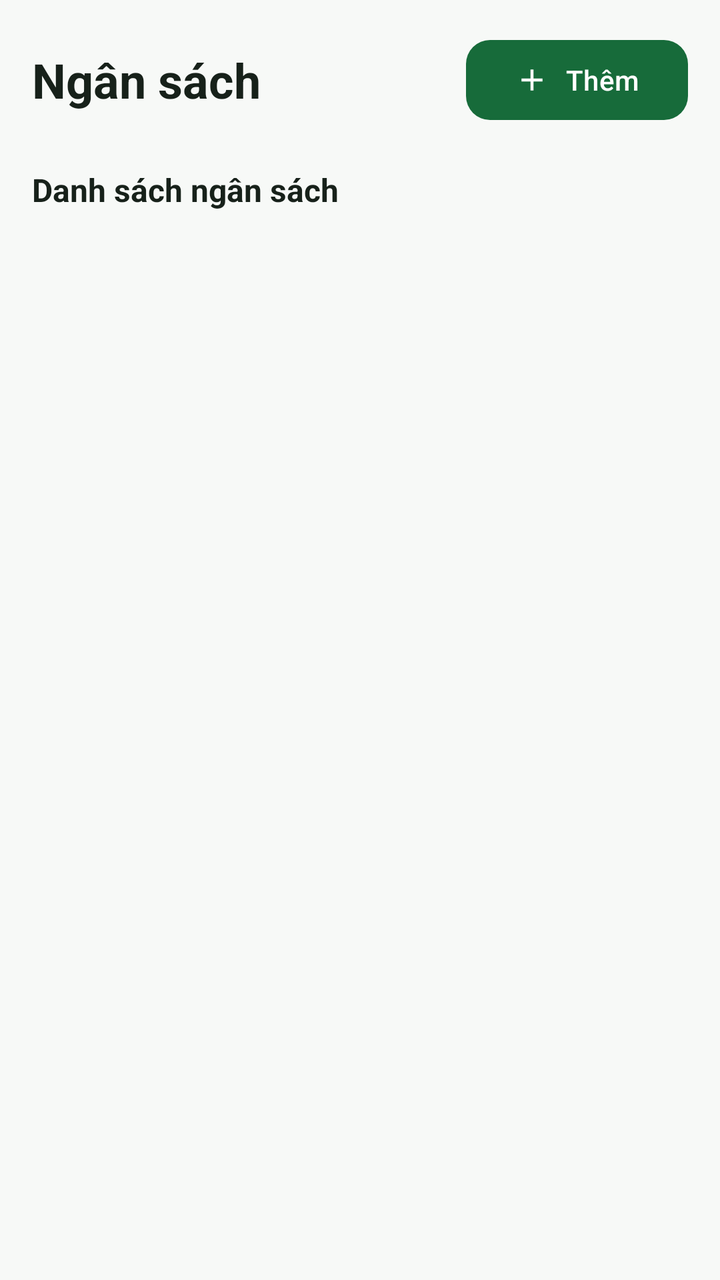
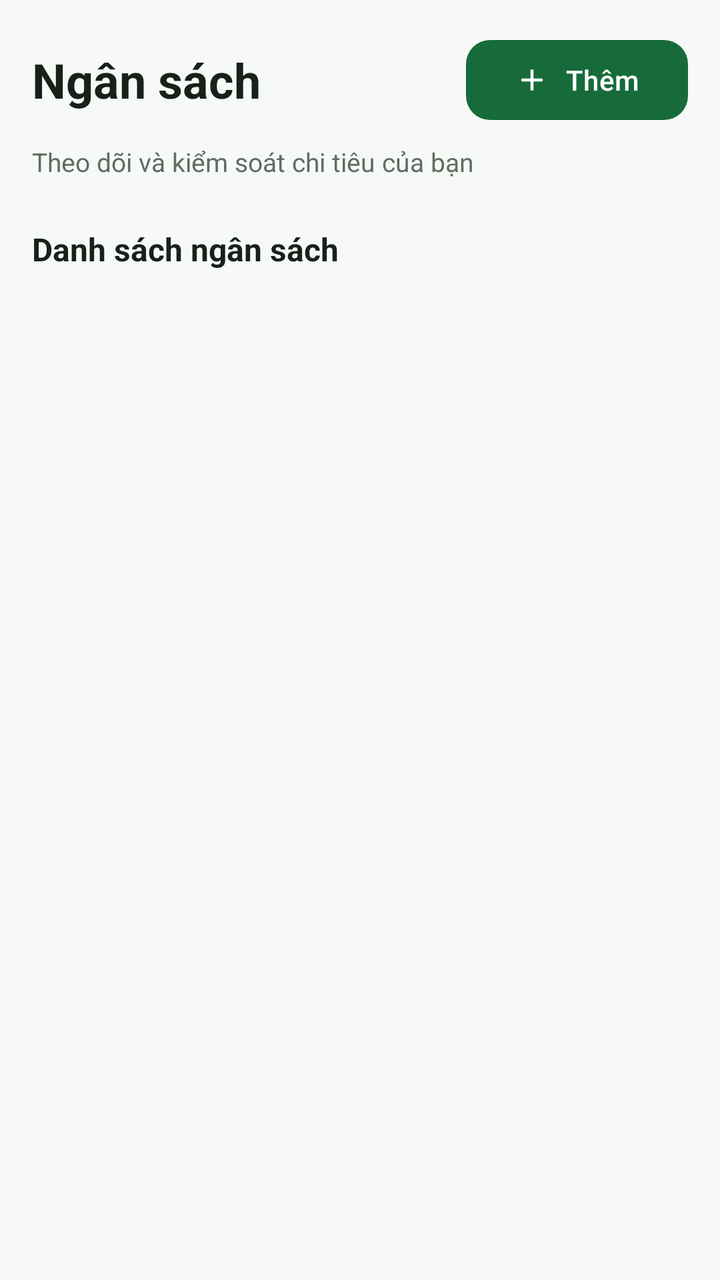

Two renders of the same Android screen: before a commit and after it. Below are the layout's source before the change and the commit's diff.
<!-- AndroidManifest.xml: application theme Theme.ExpenseTracker -->
<!-- res/layout/fragment_budgets.xml -->
<?xml version="1.0" encoding="utf-8"?>
<androidx.core.widget.NestedScrollView
    xmlns:android="http://schemas.android.com/apk/res/android"
    xmlns:app="http://schemas.android.com/apk/res-auto"
    android:layout_width="match_parent"
    android:layout_height="match_parent"
    android:background="@color/light_background"
    android:fillViewport="true">

    <LinearLayout
        android:layout_width="match_parent"
        android:layout_height="wrap_content"
        android:orientation="vertical"
        android:padding="16dp">

        <LinearLayout
            android:layout_width="match_parent"
            android:layout_height="48dp"
            android:gravity="center_vertical"
            android:orientation="horizontal">

            <TextView
                android:id="@+id/tvBudgetTitle"
                android:layout_width="0dp"
                android:layout_height="wrap_content"
                android:layout_weight="1"
                android:text="Ngân sách"
                android:textColor="@color/light_text_primary"
                android:textSize="24sp"
                android:textStyle="bold" />

            <com.google.android.material.button.MaterialButton
                android:id="@+id/btnAddBudget"
                android:layout_width="wrap_content"
                android:layout_height="48dp"
                android:text="Thêm"
                android:textColor="@color/light_surface"
                android:textSize="14sp"
                app:backgroundTint="@color/primary_green"
                app:cornerRadius="12dp"
                app:icon="@drawable/ic_add"
                app:iconTint="@color/light_surface" />

        </LinearLayout>

        <TextView
            android:layout_width="match_parent"
            android:layout_height="wrap_content"
            android:layout_marginTop="20dp"
            android:text="Danh sách ngân sách"
            android:textColor="@color/light_text_primary"
            android:textSize="16sp"
            android:textStyle="bold" />

        <LinearLayout
            android:id="@+id/budgetList"
            android:layout_width="match_parent"
            android:layout_height="wrap_content"
            android:layout_marginTop="8dp"
            android:orientation="vertical" />

    </LinearLayout>

</androidx.core.widget.NestedScrollView>
<!-- resources referenced by this layout -->
<resources>
  <color name="light_background">@color/color_background</color>
  <color name="light_surface">@color/color_surface</color>
  <color name="light_text_primary">@color/color_on_surface</color>
  <color name="primary_green">@color/color_primary</color>
  <!-- drawable ic_add (drawable) -->
  <vector xmlns:android="http://schemas.android.com/apk/res/android"
      android:width="24dp"
      android:height="24dp"
      android:viewportWidth="24"
      android:viewportHeight="24">
  
      <path
          android:fillColor="#FFFFFF"
          android:pathData="M19,13H13V19H11V13H5V11H11V5H13V11H19V13Z" />
  
  </vector>
  <style name="Theme.ExpenseTracker" parent="Base.Theme.ExpenseTracker" />
  <color name="color_background">#F7F9F7</color>
  <color name="color_surface">#FFFFFF</color>
  <color name="color_on_surface">#17211A</color>
  <color name="color_primary">#176B3A</color>
  <style name="Base.Theme.ExpenseTracker" parent="Theme.Material3.DayNight.NoActionBar">
  
          
          <item name="colorPrimary">@color/color_primary</item>
          <item name="colorOnPrimary">@color/color_on_primary</item>
          <item name="colorPrimaryContainer">@color/color_primary_container</item>
          <item name="colorOnPrimaryContainer">@color/color_on_primary_container</item>
  
          <item name="colorSecondary">@color/color_secondary</item>
          <item name="colorOnSecondary">@color/color_on_secondary</item>
          <item name="colorSecondaryContainer">@color/color_secondary_container</item>
          <item name="colorOnSecondaryContainer">@color/color_on_secondary_container</item>
  
          
          <item name="colorSurface">@color/color_surface</item>
          <item name="colorOnSurface">@color/color_on_surface</item>
          <item name="colorSurfaceVariant">@color/color_surface_variant</item>
          <item name="colorOnSurfaceVariant">@color/color_on_surface_variant</item>
          <item name="colorOutline">@color/color_outline</item>
          <item name="colorOutlineVariant">@color/color_outline_variant</item>
  
          
          <item name="colorError">@color/color_error</item>
          <item name="colorOnError">@color/color_on_error</item>
          <item name="colorErrorContainer">@color/color_error_container</item>
          <item name="colorOnErrorContainer">@color/color_on_error_container</item>
  
          
          <item name="android:colorAccent">@color/color_primary</item>
          <item name="android:windowBackground">@color/color_background</item>
          <item name="android:statusBarColor">@color/color_background</item>
          <item name="android:navigationBarColor">@color/color_background</item>
          <item name="android:windowLightStatusBar">true</item>
          <item name="android:windowLightNavigationBar">true</item>
          <item name="android:windowActionModeOverlay">true</item>
      </style>
  <color name="color_on_primary">#FFFFFF</color>
  <color name="color_primary_container">#C9F0D3</color>
  <color name="color_on_primary_container">#00210D</color>
  <color name="color_secondary">#477A58</color>
  <color name="color_on_secondary">#FFFFFF</color>
  <color name="color_secondary_container">#D0EBD5</color>
  <color name="color_on_secondary_container">#082012</color>
  <color name="color_surface_variant">#E5EBE6</color>
  <color name="color_on_surface_variant">#5F6D63</color>
  <color name="color_outline">#7B897E</color>
  <color name="color_outline_variant">#DCE4DD</color>
  <color name="color_error">#B3261E</color>
  <color name="color_on_error">#FFFFFF</color>
  <color name="color_error_container">#F9DEDC</color>
  <color name="color_on_error_container">#410E0B</color>
</resources>

<!-- the commit's change to res/layout/fragment_budgets.xml (unified diff, before → after) -->
@@ -12,6 +12,8 @@
         android:layout_height="wrap_content"
         android:orientation="vertical"
         android:padding="16dp">
+
+        
 
         <LinearLayout
             android:layout_width="match_parent"
@@ -34,29 +36,66 @@
                 android:layout_width="wrap_content"
                 android:layout_height="48dp"
                 android:text="Thêm"
-                android:textColor="@color/light_surface"
+                android:textColor="@color/color_on_primary"
                 android:textSize="14sp"
                 app:backgroundTint="@color/primary_green"
                 app:cornerRadius="12dp"
                 app:icon="@drawable/ic_add"
-                app:iconTint="@color/light_surface" />
+                app:iconTint="@color/color_on_primary" />
 
         </LinearLayout>
 
         <TextView
             android:layout_width="match_parent"
             android:layout_height="wrap_content"
-            android:layout_marginTop="20dp"
+            android:layout_marginTop="8dp"
+            android:text="Theo dõi và kiểm soát chi tiêu của bạn"
+            android:textColor="@color/light_text_secondary"
+            android:textSize="13sp" />
+
+        
+
+        <TextView
+            android:layout_width="match_parent"
+            android:layout_height="wrap_content"
+            android:layout_marginTop="24dp"
             android:text="Danh sách ngân sách"
             android:textColor="@color/light_text_primary"
             android:textSize="16sp"
             android:textStyle="bold" />
 
+        
+
+        <ProgressBar
+            android:id="@+id/progressBudgets"
+            android:layout_width="32dp"
+            android:layout_height="32dp"
+            android:layout_gravity="center"
+            android:layout_marginTop="24dp"
+            android:indeterminateTint="@color/primary_green"
+            android:visibility="gone" />
+
+        
+
+        <TextView
+            android:id="@+id/tvEmptyBudgets"
+            android:layout_width="match_parent"
+            android:layout_height="wrap_content"
+            android:layout_marginTop="32dp"
+            android:gravity="center"
+            android:padding="24dp"
+            android:text="Chưa có ngân sách nào.\nNhấn Thêm để tạo ngân sách đầu tiên."
+            android:textColor="@color/light_text_secondary"
+            android:textSize="14sp"
+            android:visibility="gone" />
+
+        
+
         <LinearLayout
             android:id="@+id/budgetList"
             android:layout_width="match_parent"
             android:layout_height="wrap_content"
-            android:layout_marginTop="8dp"
+            android:layout_marginTop="12dp"
             android:orientation="vertical" />
 
     </LinearLayout>
<!-- resource entries referenced after the edit -->
@@ -1,8 +1,8 @@
 <!-- resources referenced by this layout -->
 <resources>
   <color name="light_background">@color/color_background</color>
-  <color name="light_surface">@color/color_surface</color>
   <color name="light_text_primary">@color/color_on_surface</color>
+  <color name="light_text_secondary">@color/color_on_surface_variant</color>
   <color name="primary_green">@color/color_primary</color>
   <!-- drawable ic_add (drawable) -->
   <vector xmlns:android="http://schemas.android.com/apk/res/android"
